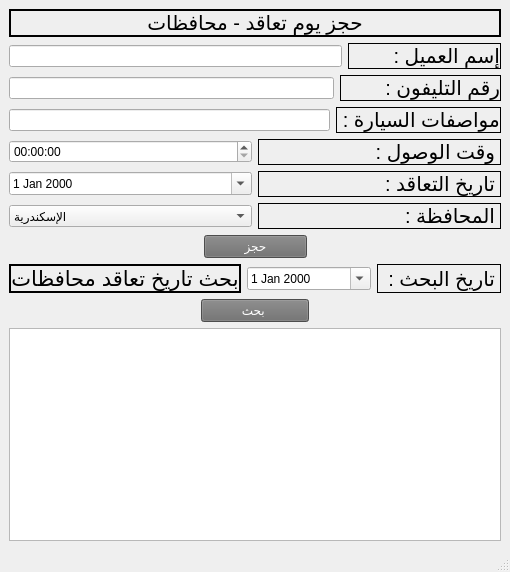
This is mohafzat_table.ui in xman199775/jeanscar as Qt 5 draws it before an edit. The edited form follows.
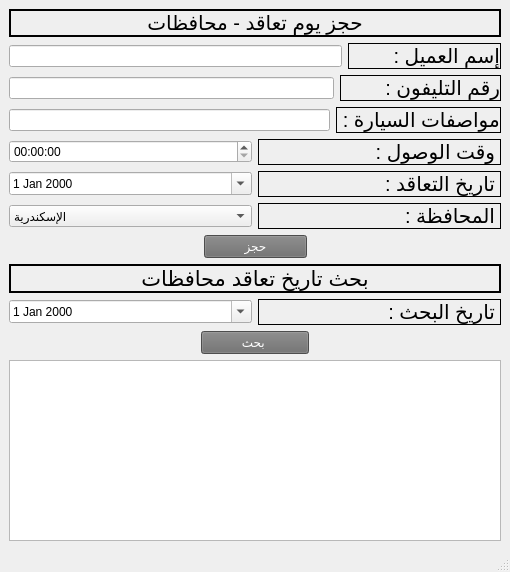
This is the edited form. Icons and pictures are not drawn.

```diff
--- a/mohafzat_table.ui
+++ b/mohafzat_table.ui
@@ -384,10 +384,6 @@
      </layout>
     </item>
     <item>
-     <layout class="QVBoxLayout" name="verticalLayout_2">
-      <item>
-       <layout class="QHBoxLayout" name="horizontalLayout_8">
-        <item>
          <widget class="QLabel" name="label_8">
           <property name="font">
            <font>
@@ -406,6 +402,10 @@
          </widget>
         </item>
         <item>
+     <layout class="QVBoxLayout" name="verticalLayout_2">
+      <item>
+       <layout class="QHBoxLayout" name="horizontalLayout_8">
+        <item>
          <widget class="QDateEdit" name="moh_date_search">
           <property name="calendarPopup">
            <bool>true</bool>
```
Left out of the diff: 2 changed lines with no effect on the pictures. Lines whose indentation alone changed are shown as unchanged.
